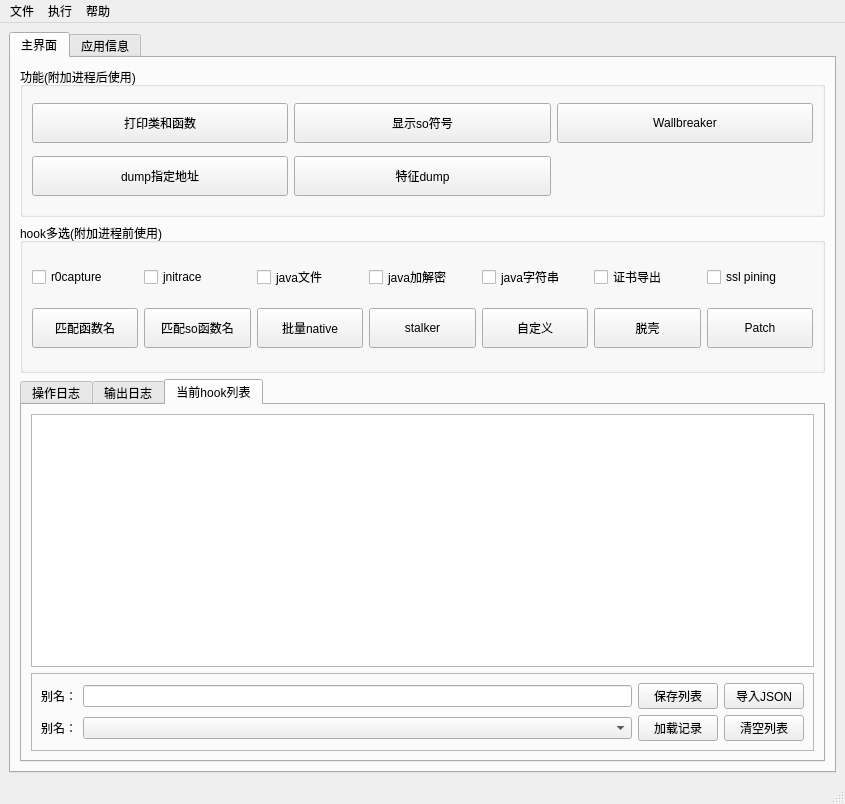
Above: ui/kmain.ui from dqzg12300/fridaUiTools before the change. Below: the same form after it.
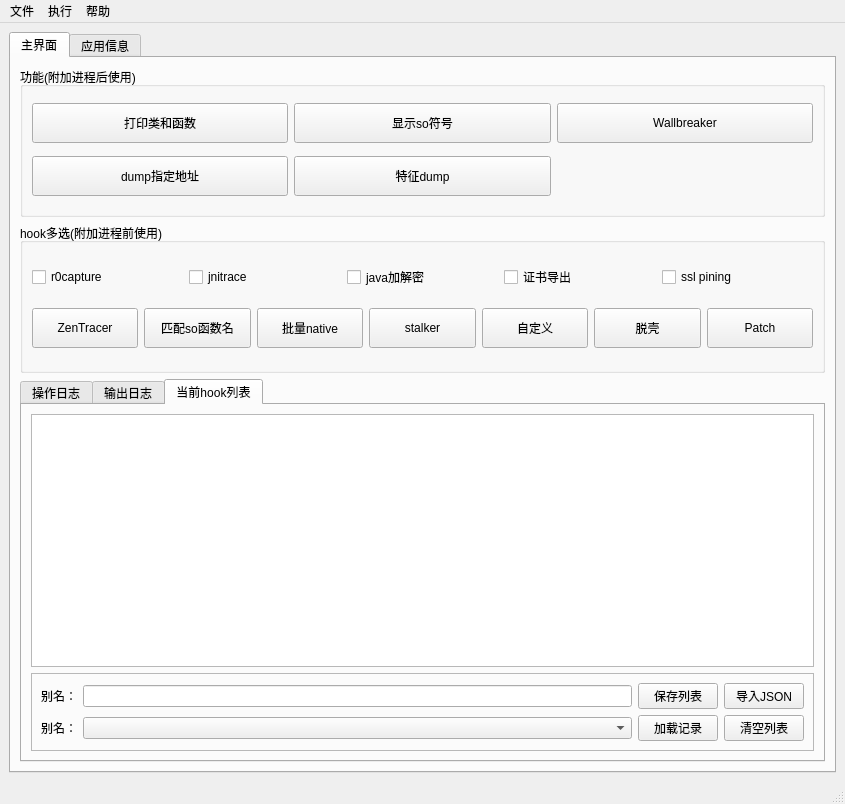
That is the form after the change.

Diff of the .ui file:
```diff
--- a/ui/kmain.ui
+++ b/ui/kmain.ui
@@ -133,14 +133,14 @@
                </property>
               </widget>
              </item>
-             <item row="0" column="2">
-              <widget class="QCheckBox" name="chkJavaFile">
-               <property name="text">
-                <string>java文件</string>
-               </property>
-              </widget>
-             </item>
              <item row="0" column="3">
+              <widget class="QCheckBox" name="chkSec">
+               <property name="text">
+                <string>证书导出</string>
+               </property>
+              </widget>
+             </item>
+             <item row="0" column="2">
               <widget class="QCheckBox" name="chkJavaEnc">
                <property name="text">
                 <string>java加解密</string>
@@ -148,20 +148,6 @@
               </widget>
              </item>
              <item row="0" column="4">
-              <widget class="QCheckBox" name="chkJavaString">
-               <property name="text">
-                <string>java字符串</string>
-               </property>
-              </widget>
-             </item>
-             <item row="0" column="5">
-              <widget class="QCheckBox" name="chkSec">
-               <property name="text">
-                <string>证书导出</string>
-               </property>
-              </widget>
-             </item>
-             <item row="0" column="6">
               <widget class="QCheckBox" name="chkSslPining">
                <property name="text">
                 <string>ssl pining</string>
@@ -181,7 +167,7 @@
                 </size>
                </property>
                <property name="text">
-                <string>匹配函数名</string>
+                <string>ZenTracer</string>
                </property>
               </widget>
              </item>
```
Left out of the diff: 2 changed lines with no effect on the pictures.
